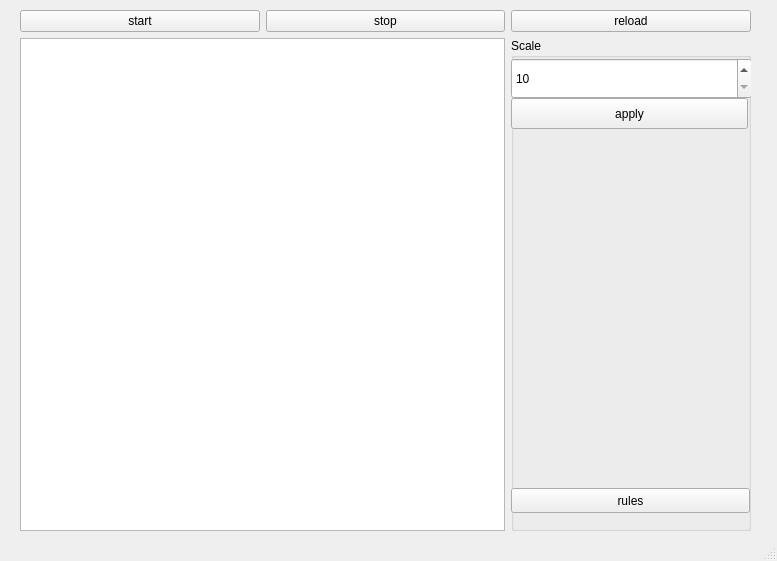
Before: the Qt Designer form GameOfLife/mainwindow.ui in EGmerina/23203_gmerina, drawn with Qt 5.
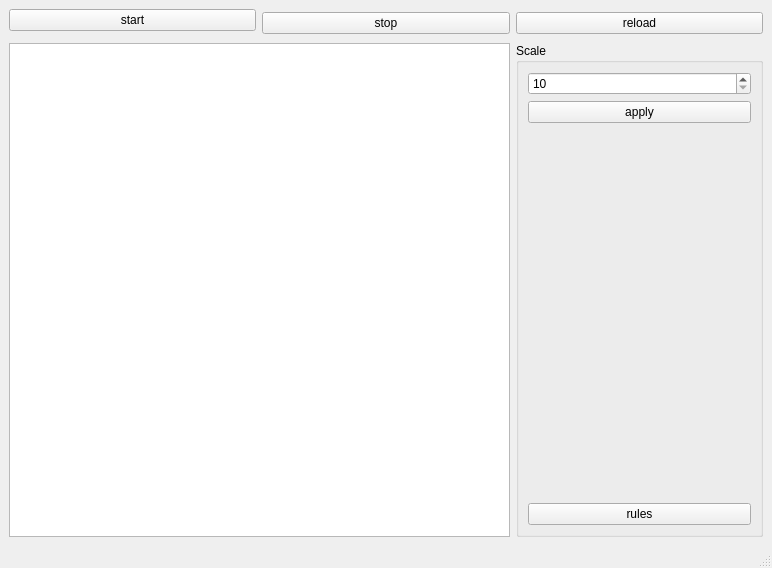
After: the same form once the commit is applied.

Commit message: life fixed + changing size of window

What changed in the file:
```diff
--- a/GameOfLife/mainwindow.ui
+++ b/GameOfLife/mainwindow.ui
@@ -9,8 +9,8 @@
    <rect>
     <x>0</x>
     <y>0</y>
-    <width>777</width>
-    <height>561</height>
+    <width>772</width>
+    <height>568</height>
    </rect>
   </property>
   <property name="sizePolicy">
@@ -32,15 +32,8 @@
      <verstretch>0</verstretch>
     </sizepolicy>
    </property>
-   <widget class="QWidget" name="gridLayoutWidget">
-    <property name="geometry">
-     <rect>
-      <x>20</x>
-      <y>10</y>
-      <width>731</width>
-      <height>521</height>
-     </rect>
-    </property>
+   <layout class="QHBoxLayout" name="horizontalLayout_2">
+    <item>
     <layout class="QGridLayout" name="gridLayout">
      <property name="sizeConstraint">
       <enum>QLayout::SetDefaultConstraint</enum>
@@ -52,41 +45,9 @@
          <property name="title">
           <string>Scale</string>
          </property>
-         <widget class="QPushButton" name="apply">
-          <property name="geometry">
-           <rect>
-            <x>0</x>
-            <y>60</y>
-            <width>237</width>
-            <height>31</height>
-           </rect>
-          </property>
-          <property name="text">
-           <string>apply</string>
-          </property>
-         </widget>
-         <widget class="QPushButton" name="pushButton">
-          <property name="geometry">
-           <rect>
-            <x>0</x>
-            <y>450</y>
-            <width>239</width>
-            <height>25</height>
-           </rect>
-          </property>
-          <property name="text">
-           <string>rules</string>
-          </property>
-         </widget>
+          <layout class="QGridLayout" name="gridLayout_2">
+           <item row="0" column="0">
          <widget class="QSpinBox" name="scale">
-          <property name="geometry">
-           <rect>
-            <x>0</x>
-            <y>20</y>
-            <width>241</width>
-            <height>41</height>
-           </rect>
-          </property>
           <property name="minimum">
            <number>10</number>
           </property>
@@ -97,6 +58,35 @@
            <number>10</number>
           </property>
          </widget>
+           </item>
+           <item row="1" column="0">
+            <widget class="QPushButton" name="apply">
+             <property name="text">
+              <string>apply</string>
+             </property>
+            </widget>
+           </item>
+           <item row="3" column="0">
+            <widget class="QPushButton" name="pushButton">
+             <property name="text">
+              <string>rules</string>
+             </property>
+            </widget>
+           </item>
+           <item row="2" column="0">
+            <spacer name="verticalSpacer">
+             <property name="orientation">
+              <enum>Qt::Vertical</enum>
+             </property>
+             <property name="sizeHint" stdset="0">
+              <size>
+               <width>20</width>
+               <height>40</height>
+              </size>
+             </property>
+            </spacer>
+           </item>
+          </layout>
         </widget>
        </item>
       </layout>
@@ -122,14 +112,14 @@
        </property>
       </widget>
      </item>
-     <item row="3" column="1">
+      <item row="3" column="1" rowspan="2">
       <widget class="QPushButton" name="stop">
        <property name="text">
         <string>stop</string>
        </property>
       </widget>
      </item>
-     <item row="3" column="2">
+      <item row="3" column="2" rowspan="2">
       <widget class="QPushButton" name="reload">
        <property name="text">
         <string>reload</string>
@@ -137,7 +127,8 @@
       </widget>
      </item>
     </layout>
-   </widget>
+    </item>
+   </layout>
   </widget>
   <widget class="QStatusBar" name="statusbar"/>
  </widget>
```
Lines whose indentation alone changed are shown as unchanged. The commit also changes 3 other files.
